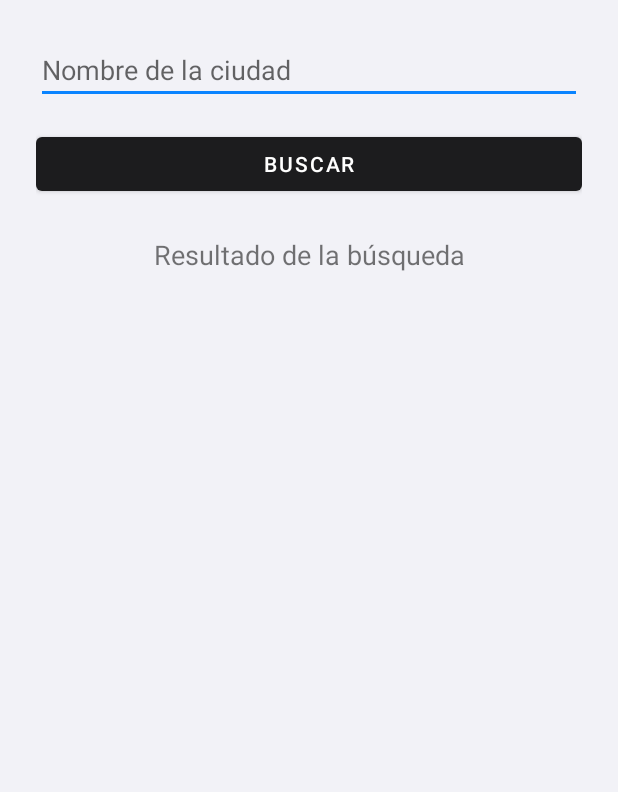
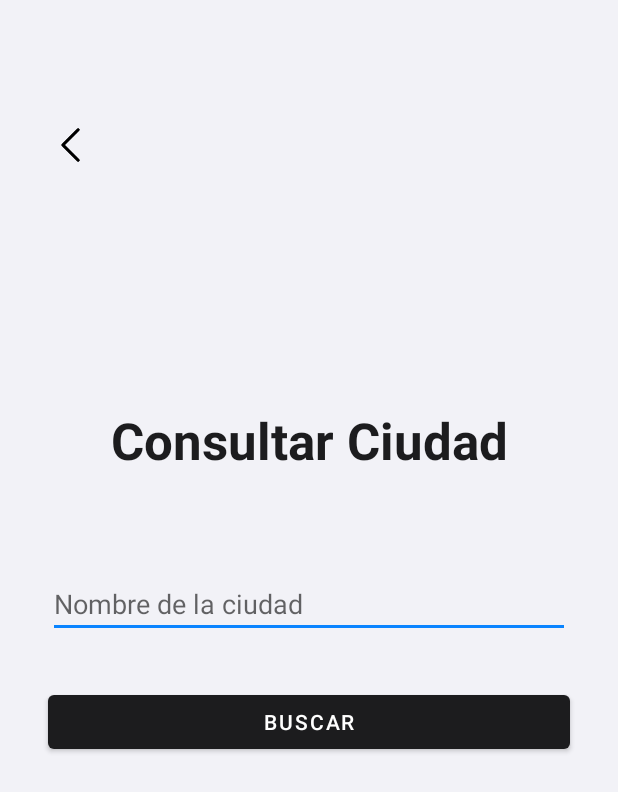
Before and after one commit to benjaelizalde/GP5-TP2_AplicacionesMoviles, an Android app: the ConsultarCiudadActivity screen opened directly, with no data from a screen before it, on a phone screen of 412 x 824 dp. Shown: the top 792 px of the screen. Run offline under Robolectric (Android 15) with nearby library versions, the phone set to English and light mode, and no system bars; our stand-ins replace Room's generated code.

Commit message:
Corrige elementos de activity_consultar_ciudad.xml y ConsultarCiudadActivity

```diff
--- a/TP2_Capitales/app/src/main/java/com/grupo5/app2_capitales/ConsultarCiudadActivity.kt
+++ b/TP2_Capitales/app/src/main/java/com/grupo5/app2_capitales/ConsultarCiudadActivity.kt
@@ -6,12 +6,14 @@
 import androidx.lifecycle.lifecycleScope
 import com.grupo5.app2_capitales.data.AppDatabase
 import kotlinx.coroutines.launch
+import android.view.View
 
 class ConsultarCiudadActivity : AppCompatActivity() {
 
     private lateinit var etNombreCiudad: EditText
     private lateinit var btnBuscar: Button
     private lateinit var tvResultado: TextView
+    private lateinit var ivBack: ImageView
 
     private lateinit var db: AppDatabase
 
@@ -22,8 +24,13 @@
         etNombreCiudad = findViewById(R.id.etNombreCiudad)
         btnBuscar = findViewById(R.id.btnBuscar)
         tvResultado = findViewById(R.id.tvResultado)
+        ivBack = findViewById(R.id.ivBack)
 
         db = AppDatabase.getDatabase(this)
+
+        ivBack.setOnClickListener {
+            finish()
+        }
 
         btnBuscar.setOnClickListener {
             val nombreCiudad = etNombreCiudad.text.toString().trim()
@@ -46,6 +53,8 @@
             } else {
                 tvResultado.text = "Ingresá el nombre de una ciudad."
             }
+            tvResultado.visibility = View.VISIBLE
+
         }
     }
 }
--- a/TP2_Capitales/app/src/main/res/layout/activity_consultar_ciudad.xml
+++ b/TP2_Capitales/app/src/main/res/layout/activity_consultar_ciudad.xml
@@ -5,13 +5,43 @@
     android:layout_height="match_parent"
     android:padding="24dp">
 
+    <ImageView
+        android:id="@+id/ivBack"
+        android:layout_width="30dp"
+        android:layout_height="25dp"
+        android:layout_marginStart="8dp"
+        android:layout_marginTop="60dp"
+        android:contentDescription="Volver"
+        app:layout_constraintStart_toStartOf="parent"
+        app:layout_constraintTop_toTopOf="parent"
+        app:srcCompat="@drawable/back" />
+
+    <TextView
+        android:id="@+id/tvTitulo"
+        android:layout_width="wrap_content"
+        android:layout_height="wrap_content"
+        android:layout_marginBottom="48dp"
+        android:text="Consultar Ciudad"
+        android:textAppearance="@style/TextAppearance.AppCompat.Display1"
+        android:textColor="@color/colorPrimary"
+        android:textStyle="bold"
+        app:layout_constraintBottom_toTopOf="@id/etNombreCiudad"
+        app:layout_constraintEnd_toEndOf="parent"
+        app:layout_constraintStart_toStartOf="parent"
+        app:layout_constraintTop_toTopOf="parent"
+        app:layout_constraintVertical_chainStyle="packed"  />
+
     <EditText
         android:id="@+id/etNombreCiudad"
         android:layout_width="0dp"
         android:layout_height="wrap_content"
         android:hint="Nombre de la ciudad"
         android:inputType="text"
-        app:layout_constraintTop_toTopOf="parent"
+        android:layout_marginTop="16dp"
+        android:layout_marginStart="8dp"
+        android:layout_marginEnd="8dp"
+        app:layout_constraintTop_toBottomOf="@id/tvTitulo"
+        app:layout_constraintBottom_toTopOf="@id/btnBuscar"
         app:layout_constraintStart_toStartOf="parent"
         app:layout_constraintEnd_toEndOf="parent" />
 
@@ -20,8 +50,11 @@
         android:layout_width="0dp"
         android:layout_height="wrap_content"
         android:text="Buscar"
-        android:layout_marginTop="16dp"
+        android:layout_marginTop="32dp"
+        android:layout_marginStart="8dp"
+        android:layout_marginEnd="8dp"
         app:layout_constraintTop_toBottomOf="@id/etNombreCiudad"
+        app:layout_constraintBottom_toTopOf="@id/tvResultado"
         app:layout_constraintStart_toStartOf="parent"
         app:layout_constraintEnd_toEndOf="parent" />
 
@@ -32,7 +65,9 @@
         android:layout_marginTop="24dp"
         android:text="Resultado de la búsqueda"
         android:textSize="18sp"
+        android:visibility="invisible"
         android:gravity="center"
+        app:layout_constraintBottom_toBottomOf="parent"
         app:layout_constraintTop_toBottomOf="@id/btnBuscar"
         app:layout_constraintStart_toStartOf="parent"
         app:layout_constraintEnd_toEndOf="parent" />
```
